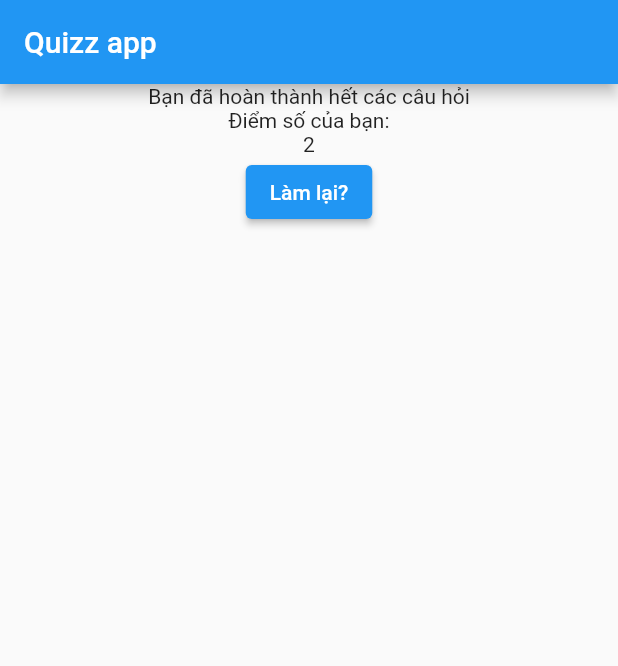
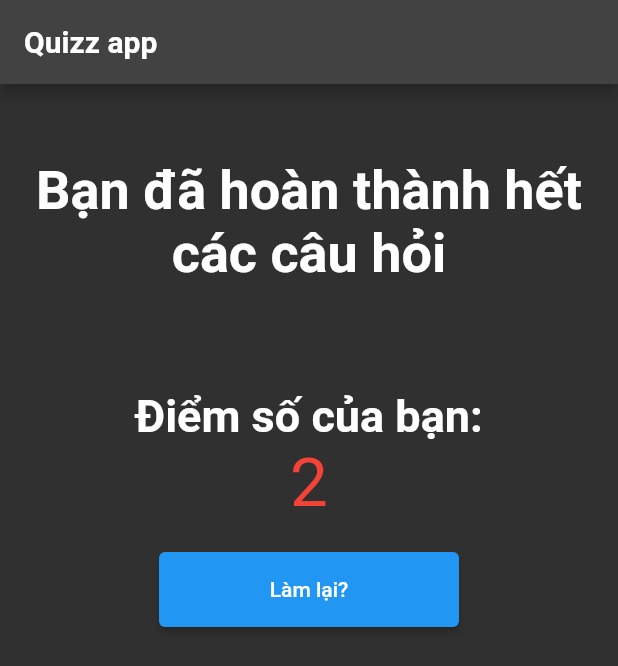
Before and after one commit to trlong357/quizz_2_flutter, a Flutter app: the screen it shows after launch, after a tap on "12", after a tap on "Long", after a tap on "Quá là đẹp", on a phone screen of 412 x 824 dp. Shown: the top 666 px of the screen. Run offline on Flutter 3.47's test engine with Material 2 defaults, Android fonts, the phone set to English and light mode, and no system bars.

Commit message:
adding theme

```diff
--- a/lib/main.dart
+++ b/lib/main.dart
@@ -68,10 +68,33 @@ class _MyAppState extends State<MyApp> {
     return MaterialApp(
         title: 'Flutter Demo',
         theme: ThemeData(
-          primarySwatch: Colors.blue,
-        ),
+            appBarTheme: const AppBarTheme(
+              titleTextStyle: TextStyle(
+                  color: Colors.white,
+                  fontSize: 20,
+                  fontWeight: FontWeight.bold),
+            ),
+            brightness: Brightness.dark,
+            textTheme: const TextTheme(
+                headline3: TextStyle(color: Colors.red),
+                headline6: TextStyle(
+                  fontSize: 30,
+                  fontWeight: FontWeight.bold,
+                ),
+                headline4: TextStyle(
+                  color: Colors.white,
+                  fontSize: 36,
+                  fontWeight: FontWeight.bold,
+                ),
+                headline5: TextStyle(
+                  color: Colors.white,
+                  fontSize: 20,
+                  fontWeight: FontWeight.bold,
+                ))),
         home: Scaffold(
-          appBar: AppBar(title: const Text("Quizz app")),
+          appBar: AppBar(
+            title: const Text("Quizz app"),
+          ),
           body: _questionIndex < _quizzes.length
               ? Quizzes(
                   answerQuestionHandler: answerQuestion,
--- a/lib/widgets/answer.dart
+++ b/lib/widgets/answer.dart
@@ -10,18 +10,17 @@ class Answer extends StatelessWidget {
   Widget build(BuildContext context) {
     return Container(
       padding: const EdgeInsets.symmetric(vertical: 5, horizontal: 20),
+      height: 75,
       width: double.infinity,
       child: ElevatedButton(
         onPressed: selectHandler,
         style: ButtonStyle(
-          // backgroundColor: MaterialStateProperty.all(Colors.blueAccent),
-          overlayColor: MaterialStateProperty.resolveWith<Color?>(
-              (Set<MaterialState> states) {
-            if (states.contains(MaterialState.pressed)) return Colors.redAccent;
-            return null;
-          }),
+          backgroundColor: MaterialStateProperty.all(Colors.blueAccent),
         ),
-        child: Text(answer),
+        child: Text(
+          answer,
+          style: Theme.of(context).textTheme.headlineSmall,
+        ),
       ),
     );
   }
--- a/lib/widgets/question.dart
+++ b/lib/widgets/question.dart
@@ -7,6 +7,7 @@ class Question extends StatelessWidget {
   Widget build(BuildContext context) {
     return Text(
       question,
+      textAlign: TextAlign.center,
       style: const TextStyle(
         fontSize: 30,
         fontWeight: FontWeight.bold,
--- a/lib/widgets/quizzes.dart
+++ b/lib/widgets/quizzes.dart
@@ -16,16 +16,26 @@ class Quizzes extends StatelessWidget {
 
   @override
   Widget build(BuildContext context) {
-    return Center(
+    return Column(
+      // mainAxisAlignment: MainAxisAlignment.center,
+      // crossAxisAlignment: CrossAxisAlignment.center,
+      children: [
+        Padding(
+          padding: const EdgeInsets.symmetric(vertical: 100),
+          child: Question(questions[questionIndex]['question'] as String),
+        ),
+        Expanded(
           child: Column(
+            mainAxisAlignment: MainAxisAlignment.start,
             children: [
-          Question(questions[questionIndex]['question'] as String),
               ...((questions[questionIndex]['answers'] as List).map((e) {
                 return Answer(e["answer"] as String,
                     () => answerQuestionHandler(e["correct"]));
               }).toList())
             ],
           ),
+        )
+      ],
     );
   }
 }
--- a/lib/widgets/score.dart
+++ b/lib/widgets/score.dart
@@ -8,15 +8,42 @@ class Score extends StatelessWidget {
   @override
   Widget build(BuildContext context) {
     return Center(
-      child: Column(children: [
-        const Text("Bạn đã hoàn thành hết các câu hỏi"),
-        const Text("Điểm số của bạn:"),
-        Text("$finalScore"),
-        ElevatedButton(
-          onPressed: resetHandler,
-          child: const Text("Làm lại?"),
-        )
-      ]),
+      child: Column(
+        // mainAxisAlignment: MainAxisAlignment.spaceAround,
+        children: [
+          Padding(
+            padding: const EdgeInsets.symmetric(vertical: 50),
+            child: Text(
+              "Bạn đã hoàn thành hết các câu hỏi",
+              textAlign: TextAlign.center,
+              style: Theme.of(context).textTheme.headline4,
+            ),
+          ),
+          Padding(
+            padding: const EdgeInsets.only(top: 20),
+            child: Text(
+              "Điểm số của bạn:",
+              textAlign: TextAlign.center,
+              style: Theme.of(context).textTheme.headline6,
+            ),
+          ),
+          Text(
+            "$finalScore",
+            style: Theme.of(context).textTheme.headline3,
+          ),
+          Padding(
+            padding: const EdgeInsets.only(top: 20),
+            child: SizedBox(
+              height: 50,
+              width: 200,
+              child: ElevatedButton(
+                onPressed: resetHandler,
+                child: const Text("Làm lại?"),
+              ),
+            ),
+          ),
+        ],
+      ),
     );
   }
 }
```
Lines whose indentation alone changed are shown as unchanged.
